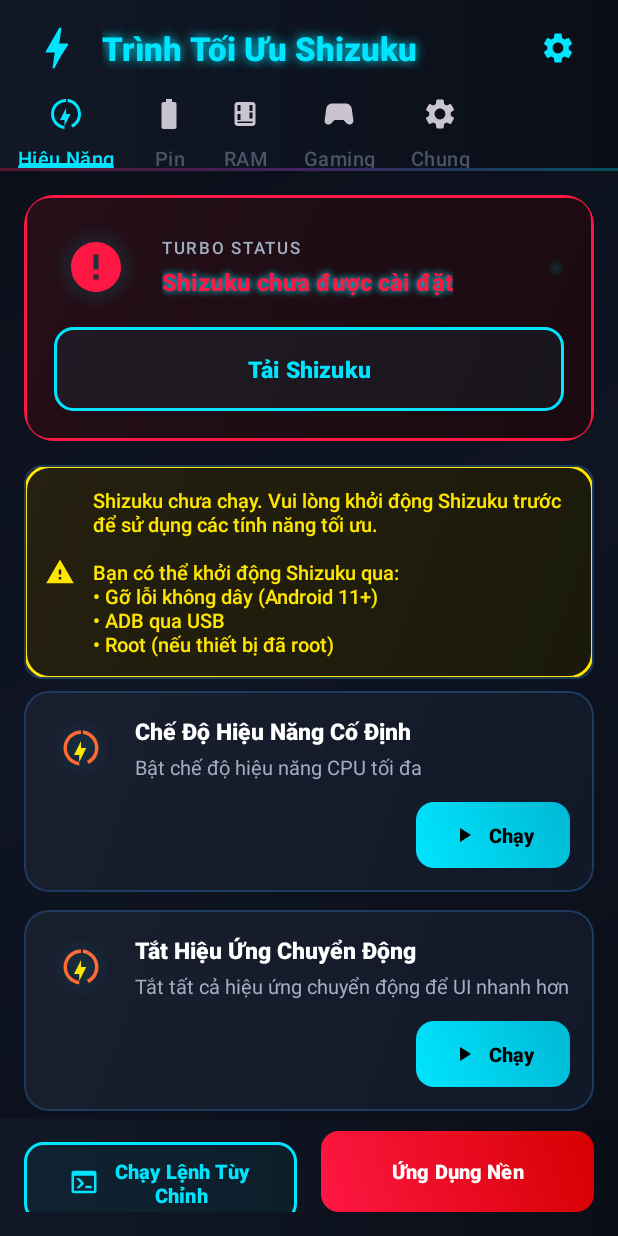
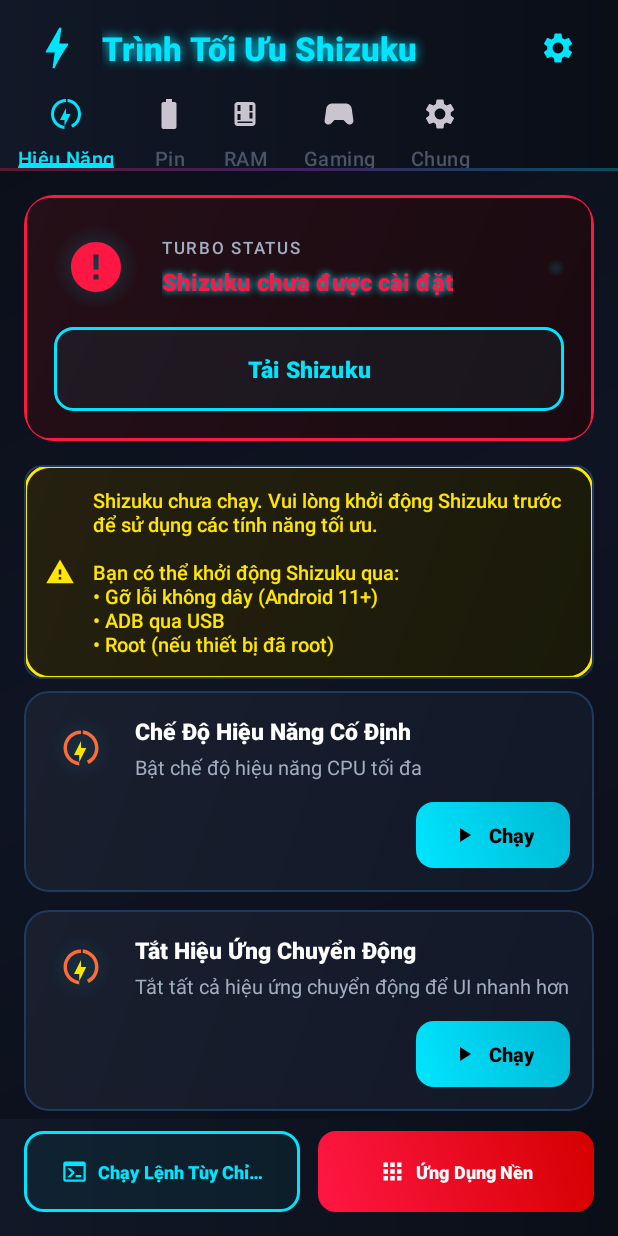
Before and after one commit to danhtrinhdevelopermay/XiaoBost, an Android app: the screen it shows after launch (MainActivity), on a phone screen of 412 x 824 dp. Run offline under Robolectric (Android 15) with nearby library versions, the phone set to English and light mode, and no system bars; libraries missing offline, so code that uses them is left out: rikka.shizuku; 5 statements that could not run were skipped.

Commit message:
Balance buttons and improve text display for better consistency
Adjust layout for "Run Command" and "Background App" buttons, synchronizing icon usage, text size, and text truncation for balanced appearance.

Replit-Commit-Author: Agent
Replit-Commit-Session-Id: d897746c-6c06-4ee4-abb5-659acf4d9376
Replit-Commit-Checkpoint-Type: full_checkpoint
Replit-Commit-Event-Id: e0d228fc-1b3e-4455-b390-85618d57f6af

```diff
--- a/app/src/main/res/layout/activity_main.xml
+++ b/app/src/main/res/layout/activity_main.xml
@@ -318,23 +318,27 @@
             android:paddingHorizontal="16dp"
             android:paddingBottom="16dp"
             android:paddingTop="8dp"
-            android:background="@drawable/bg_toolbar_gradient">
+            android:background="@drawable/bg_toolbar_gradient"
+            android:baselineAligned="false">
 
             <com.google.android.material.button.MaterialButton
                 android:id="@+id/btnCustomCommand"
                 android:layout_width="0dp"
                 android:layout_height="54dp"
                 android:layout_weight="1"
-                android:layout_marginEnd="8dp"
+                android:layout_marginEnd="6dp"
                 android:text="@string/custom_command"
                 android:textColor="@color/primary"
-                android:textSize="13sp"
+                android:textSize="12sp"
                 android:textStyle="bold"
                 android:background="@drawable/bg_button_outlined_neon"
+                android:ellipsize="end"
+                android:maxLines="1"
                 app:icon="@drawable/ic_terminal"
                 app:iconGravity="textStart"
                 app:iconTint="@color/primary"
-                app:iconSize="20dp"
+                app:iconSize="18dp"
+                app:iconPadding="6dp"
                 app:cornerRadius="14dp"
                 app:backgroundTint="@null"
                 app:strokeWidth="0dp" />
@@ -344,12 +348,19 @@
                 android:layout_width="0dp"
                 android:layout_height="54dp"
                 android:layout_weight="1"
-                android:layout_marginStart="8dp"
+                android:layout_marginStart="6dp"
                 android:text="@string/background_apps"
                 android:textColor="@color/white"
-                android:textSize="13sp"
+                android:textSize="12sp"
                 android:textStyle="bold"
                 android:background="@drawable/bg_button_accent"
+                android:ellipsize="end"
+                android:maxLines="1"
+                app:icon="@drawable/ic_apps_gaming"
+                app:iconGravity="textStart"
+                app:iconTint="@color/white"
+                app:iconSize="18dp"
+                app:iconPadding="6dp"
                 app:cornerRadius="14dp"
                 app:backgroundTint="@null" />
 
```
